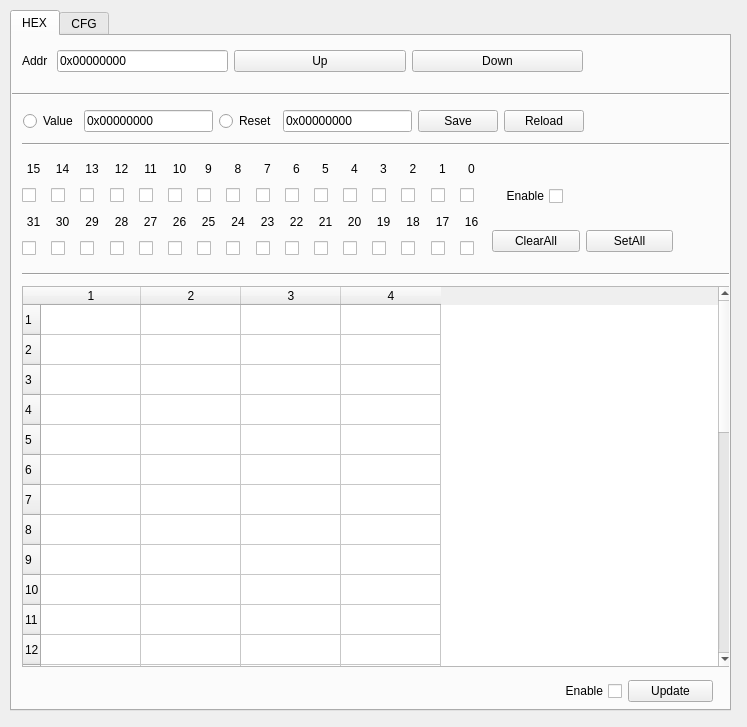
Above: ui_register.ui from guaguagua/register_cfg before the change. Below: the same form after it.
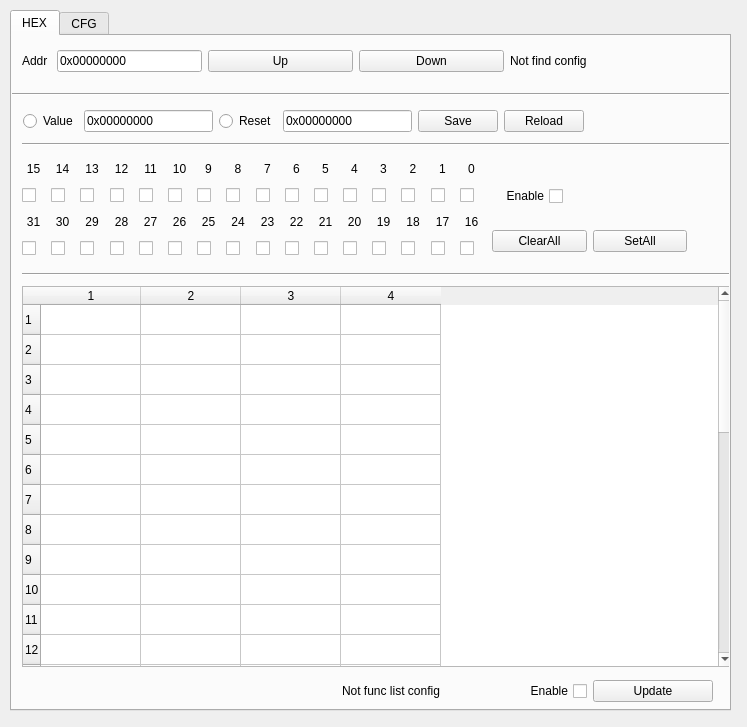
That is the form after the change.

The edit to the form file:
```diff
--- a/ui_register.ui
+++ b/ui_register.ui
@@ -821,7 +821,7 @@
        <rect>
         <x>480</x>
         <y>190</y>
-        <width>181</width>
+        <width>195</width>
         <height>30</height>
        </rect>
       </property>
@@ -866,11 +866,11 @@
        <rect>
         <x>10</x>
         <y>10</y>
-        <width>561</width>
+        <width>681</width>
         <height>30</height>
        </rect>
       </property>
-      <layout class="QHBoxLayout" name="horizontalLayout_6" stretch="0,3,3,3">
+      <layout class="QHBoxLayout" name="horizontalLayout_6" stretch="0,3,3,3,4">
        <item>
         <widget class="QLabel" name="label">
          <property name="text">
@@ -933,6 +933,13 @@
          </property>
         </widget>
        </item>
+       <item>
+        <widget class="QLabel" name="hex_addr_cfg_tip">
+         <property name="text">
+          <string>Not find config</string>
+         </property>
+        </widget>
+       </item>
       </layout>
      </widget>
      <widget class="QWidget" name="">
@@ -1004,13 +1011,20 @@
      <widget class="QWidget" name="">
       <property name="geometry">
        <rect>
-        <x>524</x>
+        <x>330</x>
         <y>640</y>
-        <width>177</width>
+        <width>371</width>
         <height>30</height>
        </rect>
       </property>
       <layout class="QHBoxLayout" name="horizontalLayout_8">
+       <item>
+        <widget class="QLabel" name="hex_table_func_list_label">
+         <property name="text">
+          <string>Not func list config</string>
+         </property>
+        </widget>
+       </item>
        <item>
         <widget class="QCheckBox" name="hex_table_edit_check">
          <property name="layoutDirection">
```
